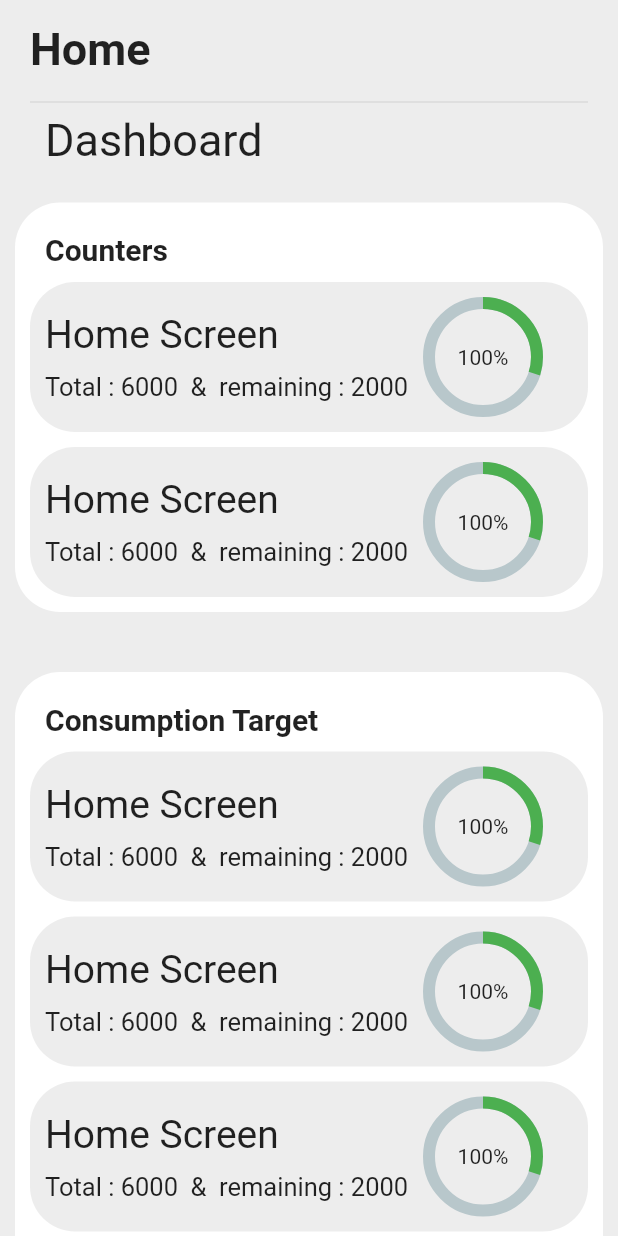
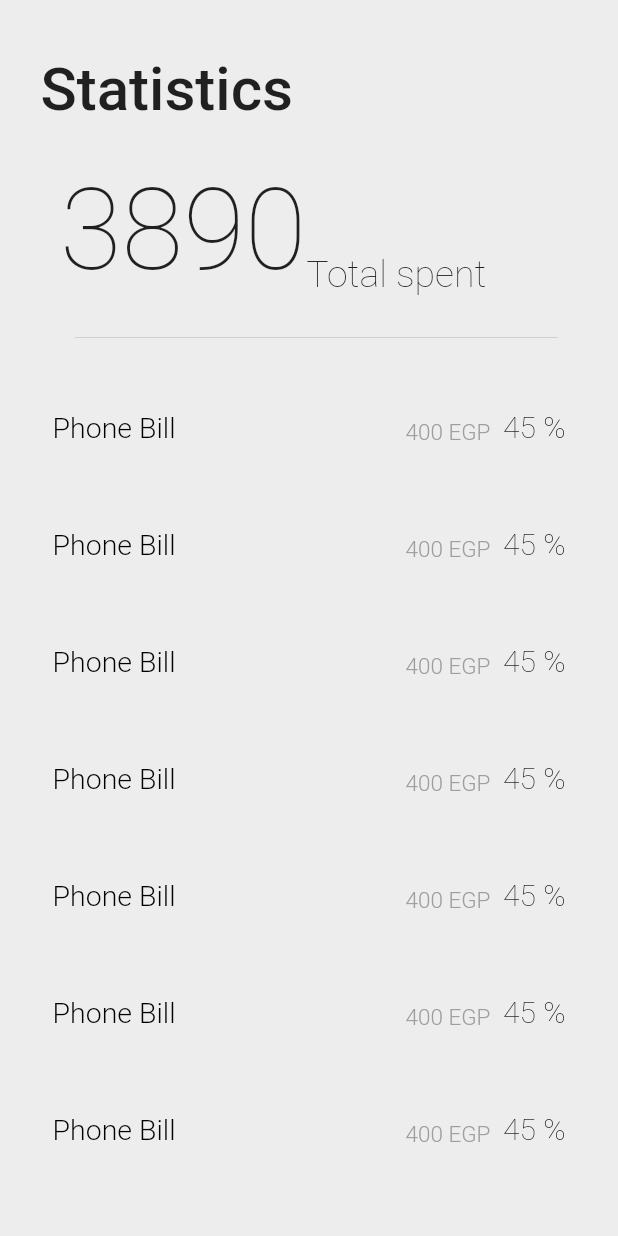
Before and after one commit to GraduationProjectFCI/Budget_Plannner_Mobile, a Flutter app: the screen it shows after launch, on a phone screen of 412 x 824 dp. Run offline on Flutter 3.47's test engine with Material 2 defaults, Android fonts, the phone set to English and light mode, and no system bars; drawn by our look-alikes of percent_indicator; our stand-ins replace conditional_builder_null_safety, fluttertoast, get, shared_preferences; accounts and stored records are empty.

Commit message:
Statidtics Screen

```diff
--- a/lib/main.dart
+++ b/lib/main.dart
@@ -6,6 +6,7 @@ import 'package:budget_planner_app/view/screens/confirm_screen.dart';
 import 'package:budget_planner_app/view/screens/deadlines_screen.dart';
 import 'package:budget_planner_app/view/screens/profile_screen.dart';
 import 'package:budget_planner_app/view/screens/register_screen.dart';
+import 'package:budget_planner_app/view/screens/statics_screen.dart';
 import 'package:flutter/material.dart';
 import 'package:get/get.dart';
 
@@ -31,8 +32,9 @@ class MyApp extends StatelessWidget {
       theme: ThemeData(
         primarySwatch: Colors.blue,
       ),
-      initialRoute: AppRoutes.home,
-      routes: routes,
+      // initialRoute: AppRoutes.home,
+      // routes: routes,
+      home: StaticsScreen(),
       // home: token == null ? LoginScreen() : BottomNavigationBarScreen(),
     );
   }
--- /dev/null
+++ b/lib/view/screens/statics_screen.dart
@@ -0,0 +1,77 @@
+
+import 'package:budget_planner_app/constants/appcolor.dart';
+import 'package:budget_planner_app/view/screens/deadlines_screen.dart';
+import 'package:budget_planner_app/view/widgets/statistics_element.dart';
+import 'package:flutter/material.dart';
+
+class StaticsScreen extends StatelessWidget {
+  const StaticsScreen({super.key});
+
+  @override
+  Widget build(BuildContext context) {
+    return Scaffold(
+      backgroundColor: AppColor.backgroundColor,
+      body: SafeArea(
+        child: Container(
+          margin:
+              const EdgeInsets.only(left: 10, right: 10, top: 16, bottom: 16),
+          child: Column(
+            crossAxisAlignment: CrossAxisAlignment.start,
+            children: [
+              const Padding(
+                padding: EdgeInsets.fromLTRB(17.0, 20, 20, 26),
+                child: Text(
+                  'Statistics',
+                  style: TextStyle(
+                    fontWeight: FontWeight.w500,
+                    fontSize: 40,
+                  ),
+                ),
+              ),
+
+               Padding(
+                padding: EdgeInsets.fromLTRB(30.0, 0, 0, 20),
+                child: Row(
+                  crossAxisAlignment: CrossAxisAlignment.end,
+                  children: [
+                    Text(
+                      '3890',
+                      style: TextStyle(
+                        fontWeight: FontWeight.w100,
+                        fontSize: 75,
+                      ),
+                    ),
+                    Text(
+                      'Total spent',
+                      style: TextStyle(
+                        fontWeight: FontWeight.w200,
+                        fontSize: 25,
+                      ),
+                    ),
+                  ],
+                ),
+              ),
+              const Padding(
+                padding: EdgeInsets.fromLTRB(40, 0, 30, 0),
+                child: Divider(
+                  color: Colors.black12,
+                ),
+              ),
+
+              Expanded(
+                flex: 10,
+                child: ListView.builder(
+                  itemCount: 20,
+                  itemBuilder: (context, index) {
+                    return StatisticsContainer(
+                        label: 'Phone Bill', percentage: '45', money: '400');
+                  },
+                ),
+              ),
+            ],
+          ),
+        ),
+      ),
+    );
+  }
+}
--- /dev/null
+++ b/lib/view/widgets/statistics_element.dart
@@ -0,0 +1,61 @@
+import 'package:flutter/material.dart';
+
+class StatisticsContainer extends StatelessWidget {
+  StatisticsContainer({
+    required this.label,
+    required this.percentage,
+    required this.money,
+    super.key,
+  });
+  String label;
+  String percentage;
+  String money;
+
+  @override
+  Widget build(BuildContext context) {
+    return Container(
+      width: double.infinity,
+      height: 48,
+      margin: const EdgeInsets.symmetric(vertical: 15),
+      padding: const EdgeInsets.fromLTRB(25, 0, 25, 0),
+      decoration: BoxDecoration(
+
+        borderRadius: BorderRadius.circular(10),
+      ),
+      child: Row(
+        mainAxisAlignment: MainAxisAlignment.start,
+        crossAxisAlignment: CrossAxisAlignment.end,
+        children: [
+          Text(
+            '${label}',
+            style: const TextStyle(
+              fontSize: 19,
+              fontWeight: FontWeight.w300,
+              height: 1,
+              color: Color(0xff000000),
+            ),
+          ),
+          Spacer(),
+          Text(
+            '${money} EGP ',
+            style: const TextStyle(
+              fontSize: 15,
+              fontWeight: FontWeight.w300,
+              height: 1,
+              color: Colors.grey,
+            ),
+          ),
+          Text(
+            ' ${percentage} %',
+            style: const TextStyle(
+              fontSize: 20,
+              fontWeight: FontWeight.w100,
+              height: 1,
+              color: Color(0xff000000),
+            ),
+          ),
+        ],
+      ),
+    );
+  }
+}
```
